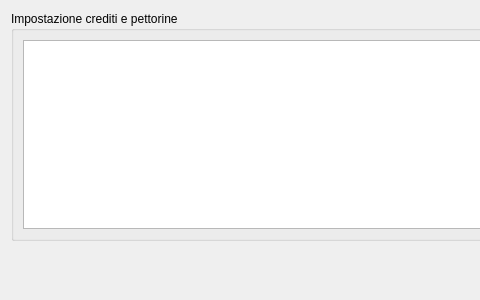
First picture: the form in ui/credits.ui, repository nferruzzi/giudice-server, before the edit; both pictures show x 0 to 480 and y 0 to 300 of the 700 by 300 pixel window.
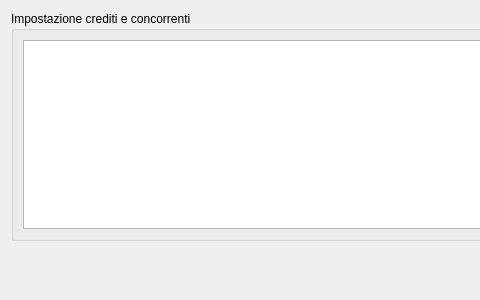
Second picture: the form after the edit.

```diff
--- a/ui/credits.ui
+++ b/ui/credits.ui
@@ -17,7 +17,7 @@
    <item>
     <widget class="QGroupBox" name="groupBox">
      <property name="title">
-      <string>Impostazione crediti e pettorine</string>
+      <string>Impostazione crediti e concorrenti</string>
      </property>
      <layout class="QVBoxLayout" name="verticalLayout">
       <item>
```
